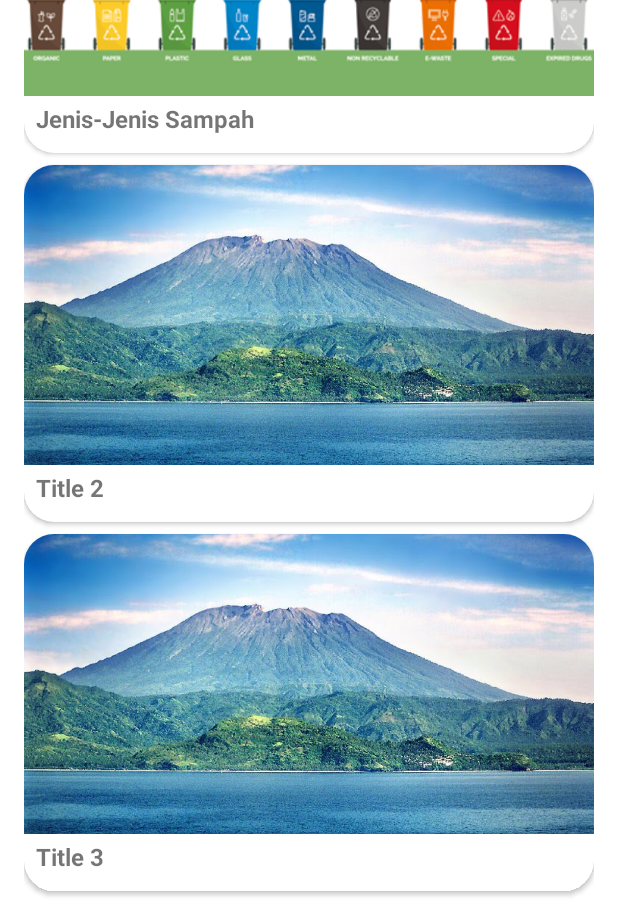
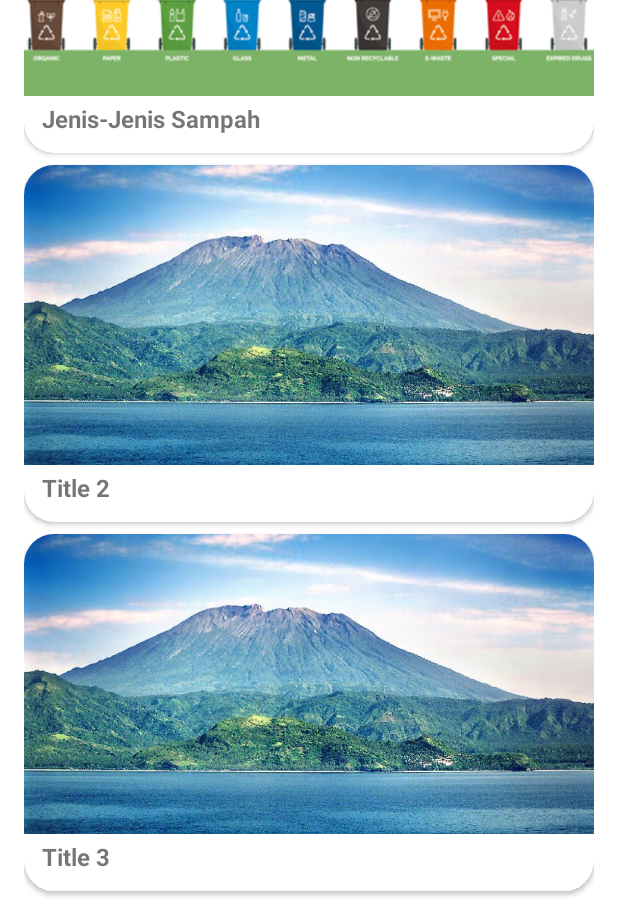
Before and after one commit to mattoriq/Aplikasi_KKN_YO095, an Android app: the screen it shows after launch (MainActivity), on a phone screen of 412 x 824 dp. Shown: the part 324-1225 px from the top of the screen. Run offline under Robolectric (Android 15) with nearby library versions, the phone set to English and light mode, and no system bars.

Commit message:
first article done + fixed home layout

```diff
--- a/app/src/main/res/layout/page_view.xml
+++ b/app/src/main/res/layout/page_view.xml
@@ -29,7 +29,7 @@
             android:layout_width="0dp"
             android:layout_height="wrap_content"
             android:layout_marginTop="4dp"
-            android:layout_marginStart="8dp"
+            android:layout_marginStart="12dp"
             android:layout_marginEnd="8dp"
             app:layout_constraintTop_toBottomOf="@id/thumbnail"
             app:layout_constraintStart_toStartOf="parent"
```
